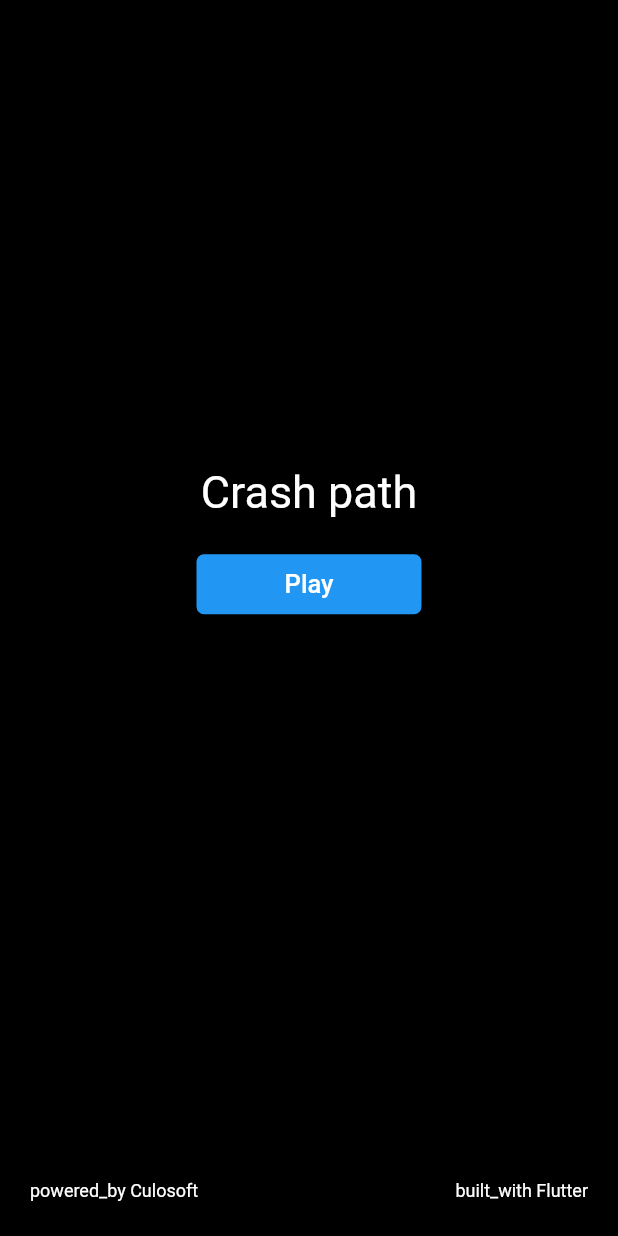
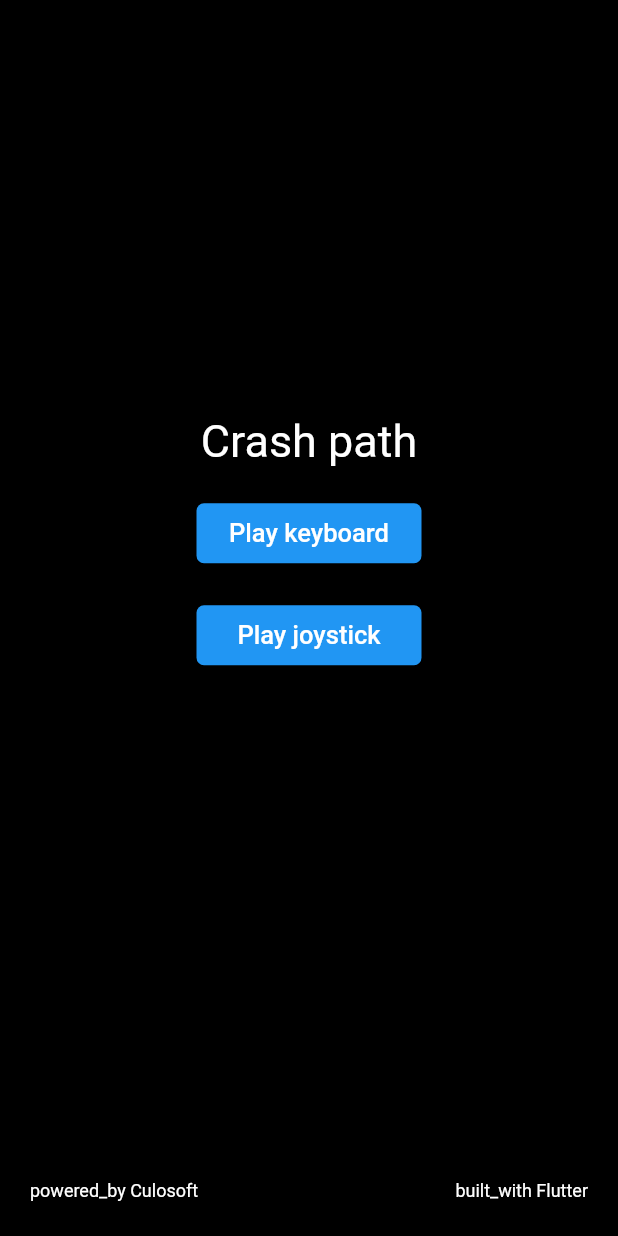
Before and after one commit to trincaw/CrashPath, a Flutter app: the screen it shows after launch, on a phone screen of 412 x 824 dp. Run offline on Flutter 3.47's test engine with Material 2 defaults, Android fonts, the phone set to English and light mode, and no system bars; missing offline and left inert: bonfire; Roboto replaces fonts that are missing (Normal).

Commit message:
joystick and keyboard

```diff
--- a/lib/menu.dart
+++ b/lib/menu.dart
@@ -47,7 +47,7 @@ class _MenuState extends State<Menu> {
                     minimumSize: const Size(100, 40),
                   ),
                   child: const Text(
-                    'Play',
+                    'Play keyboard',
                     style: TextStyle(
                       color: Colors.white,
                       fontFamily: 'Normal',
@@ -56,6 +56,36 @@ class _MenuState extends State<Menu> {
                   ),
                   onPressed: () {
                     Game.useJoystick = false; //to do
+                    Navigator.push(
+                      context,
+                      MaterialPageRoute(builder: (context) => Game()),
+                    );
+                  },
+                ),
+              ),
+              const SizedBox(
+                height: 20,
+              ),
+              SizedBox(
+                width: 150,
+                child: ElevatedButton(
+                  style: ElevatedButton.styleFrom(
+                    elevation: 3,
+                    shape: RoundedRectangleBorder(
+                      borderRadius: BorderRadius.circular(5.0),
+                    ),
+                    minimumSize: const Size(100, 40),
+                  ),
+                  child: const Text(
+                    'Play joystick',
+                    style: TextStyle(
+                      color: Colors.white,
+                      fontFamily: 'Normal',
+                      fontSize: 17.0,
+                    ),
+                  ),
+                  onPressed: () {
+                    Game.useJoystick = true; //to do
                     Navigator.push(
                       context,
                       MaterialPageRoute(builder: (context) => Game()),
```
